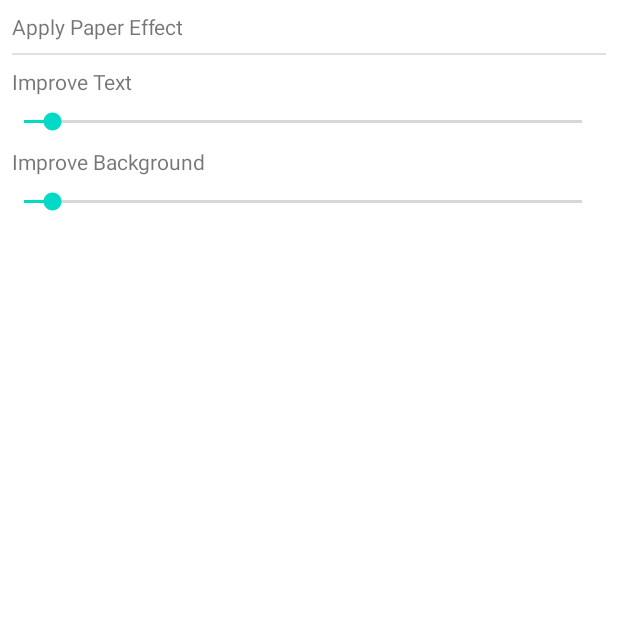
After one commit to Shadat-tonmoy/BuiltWithKotlin, an Android app: the fragment PaperEffectFragment shown on its own in the app's theme, on a phone screen of 412 x 824 dp, the top half of it. The commit adds this screen. Run offline under Robolectric (Android 15) with nearby library versions, the light colour scheme and no system bars; our stand-ins replace Dagger/Hilt's generated code, Room's generated code; libraries missing offline, so code that uses them is left out: com.github.clans.fab; 3 statements that could not run were skipped.

Commit message:
added paper effect menu

```diff
--- a/DocumentScanner/app/src/main/java/com/stcodesapp/documentscanner/constants/Tags.kt
+++ b/DocumentScanner/app/src/main/java/com/stcodesapp/documentscanner/constants/Tags.kt
@@ -7,6 +7,7 @@ class Tags
         const val SAVED_FILES_FRAGMENT = "SAVED_FILES_FRAGMENT"
         const val MORE_FRAGMENT = "MORE_FRAGMENT"
         const val FILTER_OPTION_FRAGMENT = "FILTER_OPTION_FRAGMENT"
+        const val PAPER_EFFECT_FRAGMENT = "PAPER_EFFECT_FRAGMENT"
         const val IMAGE_PATH = "image_path"
         const val DOCUMENT_ID = "document_id"
         const val IMAGE_ID = "image_id"
--- a/DocumentScanner/app/src/main/java/com/stcodesapp/documentscanner/di/activity/ActivityComponent.kt
+++ b/DocumentScanner/app/src/main/java/com/stcodesapp/documentscanner/di/activity/ActivityComponent.kt
@@ -9,6 +9,7 @@ import com.stcodesapp.documentscanner.ui.imageCrop.CropImageSingleItemFragment
 import com.stcodesapp.documentscanner.ui.imageCrop.ImageCropActivity
 import com.stcodesapp.documentscanner.ui.imageEdit.ImagePreviewActivity
 import com.stcodesapp.documentscanner.ui.more.MoreFragment
+import com.stcodesapp.documentscanner.ui.paperEffect.PaperEffectFragment
 import com.stcodesapp.documentscanner.ui.savedFiles.SavedFilesFragment
 import dagger.Subcomponent
 
@@ -23,6 +24,7 @@ interface ActivityComponent
     fun inject(moreFragment: MoreFragment)
     fun inject(imageCropActivity: ImageCropActivity)
     fun inject(cropImageSingleItemFragment: CropImageSingleItemFragment)
+    fun inject(paperEffectFragment: PaperEffectFragment)
 
 
 }
--- a/DocumentScanner/app/src/main/java/com/stcodesapp/documentscanner/scanner/ScanHelper.kt
+++ b/DocumentScanner/app/src/main/java/com/stcodesapp/documentscanner/scanner/ScanHelper.kt
@@ -7,4 +7,4 @@ external fun getGrayscaleImage(inputImage : Bitmap, outputImage : Bitmap)
 
 external fun getWarpedImage(inputImage : Bitmap, outputImage : Bitmap, polygon: Polygon)
 
-external fun getFilteredImage(inputImage : Bitmap, outputImage : Bitmap)
+external fun getFilteredImage(inputImage : Bitmap, outputImage : Bitmap, blockSize: Int, c : Double)
--- a/DocumentScanner/app/src/main/java/com/stcodesapp/documentscanner/ui/imageCrop/CropImageSingleItemFragment.kt
+++ b/DocumentScanner/app/src/main/java/com/stcodesapp/documentscanner/ui/imageCrop/CropImageSingleItemFragment.kt
@@ -71,6 +71,7 @@ class CropImageSingleItemFragment : BaseFragment() {
             cropImageView.setImageUriAsync(Uri.fromFile(File(serializedImage.path)))
             cropImageView.setOnSetImageUriCompleteListener { view, uri, error ->
                 setSavedValue(serializedImage)
+
             }
 
             cropImageView.setOnCropWindowChangedListener {
@@ -147,4 +148,9 @@ class CropImageSingleItemFragment : BaseFragment() {
              cropImageView.rotateImage(savedRotationAngle)
         }
     }
+
+    fun getImageBitmap() : Bitmap
+    {
+        return cropImageView.bitmap
+    }
 }
--- /dev/null
+++ b/DocumentScanner/app/src/main/java/com/stcodesapp/documentscanner/ui/paperEffect/PaperEffectFragment.kt
@@ -0,0 +1,87 @@
+package com.stcodesapp.documentscanner.ui.paperEffect
+
+import android.content.Context
+import androidx.lifecycle.ViewModelProvider
+import android.os.Bundle
+import androidx.fragment.app.Fragment
+import android.view.LayoutInflater
+import android.view.View
+import android.view.ViewGroup
+import android.widget.SeekBar
+import com.stcodesapp.documentscanner.R
+import com.stcodesapp.documentscanner.base.BaseFragment
+import com.stcodesapp.documentscanner.ui.helpers.ActivityNavigator
+import com.stcodesapp.documentscanner.ui.imageCrop.ImageCropActivity
+import com.stcodesapp.documentscanner.ui.more.MoreViewModel
+import kotlinx.android.synthetic.main.paper_effect_fragment.*
+import javax.inject.Inject
+
+class PaperEffectFragment : BaseFragment()
+{
+    @Inject lateinit var viewModel : PaperEffectViewModel
+    @Inject lateinit var activityNavigator: ActivityNavigator
+
+    companion object
+    {
+        fun newInstance() = PaperEffectFragment()
+    }
+
+    interface Listener
+    {
+        fun onTextColorSeekBarChanged(blockSize: Int, c : Int)
+
+        fun onBackgroundSeekBarChanged(blockSize: Int, c : Int)
+    }
+
+    var listener : Listener? = null
+
+
+
+    override fun onAttach(context: Context)
+    {
+        super.onAttach(context)
+        activityComponent.inject(this)
+    }
+
+    override fun onCreateView(inflater: LayoutInflater, container: ViewGroup?, savedInstanceState: Bundle?): View?
+    {
+        return inflater.inflate(R.layout.paper_effect_fragment, container, false)
+    }
+
+    override fun onViewCreated(view: View, savedInstanceState: Bundle?) {
+        super.onViewCreated(view, savedInstanceState)
+        init()
+    }
+
+    override fun onActivityCreated(savedInstanceState: Bundle?) {
+        super.onActivityCreated(savedInstanceState)
+    }
+
+    private fun init()
+    {
+        initUserInteraction()
+    }
+
+    private fun initUserInteraction()
+    {
+        textColorSeekBar.setOnSeekBarChangeListener(seekBarListener)
+        backgroundSeekBar.setOnSeekBarChangeListener(seekBarListener)
+    }
+
+    private val seekBarListener = object : SeekBar.OnSeekBarChangeListener{
+        override fun onProgressChanged(seekBar: SeekBar?, p1: Int, p2: Boolean) {}
+
+        override fun onStartTrackingTouch(seekBar: SeekBar?) {}
+
+        override fun onStopTrackingTouch(seekBar: SeekBar?)
+        {
+            if(seekBar != null)
+            {
+                if(seekBar.id == textColorSeekBar.id) listener?.onTextColorSeekBarChanged(textColorSeekBar.progress, backgroundSeekBar.progress)
+                else if(seekBar.id == backgroundSeekBar.id) listener?.onBackgroundSeekBarChanged(textColorSeekBar.progress, backgroundSeekBar.progress)
+            }
+
+        }
+
+    }
+}
--- /dev/null
+++ b/DocumentScanner/app/src/main/java/com/stcodesapp/documentscanner/ui/paperEffect/PaperEffectViewModel.kt
@@ -0,0 +1,10 @@
+package com.stcodesapp.documentscanner.ui.paperEffect
+
+import com.stcodesapp.documentscanner.DocumentScannerApp
+import com.stcodesapp.documentscanner.base.BaseViewModel
+import javax.inject.Inject
+
+class PaperEffectViewModel @Inject constructor(val app: DocumentScannerApp) : BaseViewModel(app)
+{
+    // TODO: Implement the ViewModel
+}
--- /dev/null
+++ b/DocumentScanner/app/src/main/res/layout/paper_effect_fragment.xml
@@ -0,0 +1,76 @@
+<?xml version="1.0" encoding="utf-8"?>
+<androidx.constraintlayout.widget.ConstraintLayout
+    xmlns:android="http://schemas.android.com/apk/res/android"
+    xmlns:app="http://schemas.android.com/apk/res-auto"
+    xmlns:tools="http://schemas.android.com/tools"
+    android:layout_width="match_parent"
+    android:layout_height="wrap_content"
+    tools:context=".ui.paperEffect.PaperEffectFragment">
+
+    <TextView
+        android:id="@+id/headerText"
+        android:layout_width="0dp"
+        android:layout_height="wrap_content"
+        android:text="@string/apply_paper_effect"
+        android:layout_margin="@dimen/dimen_8"
+        app:layout_constraintEnd_toEndOf="parent"
+        app:layout_constraintStart_toStartOf="parent"
+        app:layout_constraintTop_toTopOf="parent" />
+
+    <View
+        android:id="@+id/divider"
+        android:layout_width="match_parent"
+        android:layout_height="1dp"
+        android:background="?android:attr/listDivider"
+        app:layout_constraintTop_toBottomOf="@id/headerText"
+        app:layout_constraintStart_toStartOf="parent"
+        app:layout_constraintEnd_toEndOf="parent"
+        android:layout_marginTop="@dimen/dimen_8"
+        android:layout_marginHorizontal="@dimen/dimen_8" />
+
+    <TextView
+        android:id="@+id/improveTextColor"
+        android:layout_width="0dp"
+        android:layout_height="wrap_content"
+        android:text="@string/improve_text"
+        android:layout_margin="@dimen/dimen_8"
+        app:layout_constraintStart_toStartOf="parent"
+        app:layout_constraintTop_toBottomOf="@id/divider" />
+
+    <SeekBar
+        android:id="@+id/textColorSeekBar"
+        android:layout_width="0dp"
+        android:max="100"
+        android:progress="5"
+        android:layout_height="wrap_content"
+        android:layout_margin="@dimen/dimen_8"
+        android:paddingStart="@dimen/dimen_8"
+        app:layout_constraintEnd_toEndOf="parent"
+        app:layout_constraintStart_toStartOf="parent"
+        app:layout_constraintTop_toBottomOf="@+id/improveTextColor" />
+
+    <TextView
+        android:id="@+id/improveBackgroundColor"
+        android:layout_width="0dp"
+        android:layout_height="wrap_content"
+        android:text="@string/improve_background"
+        android:layout_margin="@dimen/dimen_8"
+        app:layout_constraintStart_toStartOf="parent"
+        app:layout_constraintTop_toBottomOf="@id/textColorSeekBar" />
+
+    <SeekBar
+        android:id="@+id/backgroundSeekBar"
+        android:layout_width="0dp"
+        android:layout_height="wrap_content"
+        android:layout_margin="@dimen/dimen_8"
+        android:max="100"
+        android:progress="5"
+        android:paddingStart="@dimen/dimen_8"
+        app:layout_constraintBottom_toBottomOf="parent"
+        app:layout_constraintEnd_toEndOf="parent"
+        app:layout_constraintStart_toStartOf="parent"
+        app:layout_constraintTop_toBottomOf="@+id/improveBackgroundColor" />
+
+
+
+</androidx.constraintlayout.widget.ConstraintLayout>
--- a/DocumentScanner/app/src/main/res/values/strings.xml
+++ b/DocumentScanner/app/src/main/res/values/strings.xml
@@ -40,4 +40,8 @@
     <string name="saving">Saving…</string>
     <string name="fetching_saved_files">Fetching saved files…</string>
     <string name="no_saved_file_found">No saved file found!</string>
+    <string name="paper_effect">Paperify</string>
+    <string name="apply_paper_effect">Apply Paper Effect</string>
+    <string name="improve_text">Improve Text</string>
+    <string name="improve_background">Improve Background</string>
 </resources>
```
Also changed, not shown: DocumentScanner/app/src/main/java/com/stcodesapp/documentscanner/ui/helpers/FragmentNavigator.kt (+12 -0 lines), DocumentScanner/app/src/main/java/com/stcodesapp/documentscanner/ui/imageCrop/CropImageViewModel.kt (+23 -0 lines), DocumentScanner/app/src/main/java/com/stcodesapp/documentscanner/ui/imageCrop/ImageCropActivity.kt (+41 -15 lines), DocumentScanner/app/src/main/res/layout/activity_image_crop.xml (+21 -9 lines), 2 other files.
